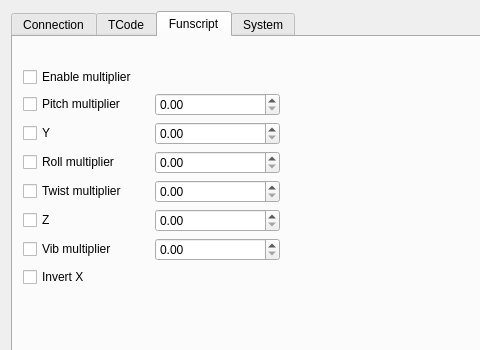
Before: the Qt Designer form src/settings.ui in jcfain/XTPlayer, drawn with Qt 5; both pictures show x 0 to 480 and y 0 to 350 of the 915 by 529 pixel window.
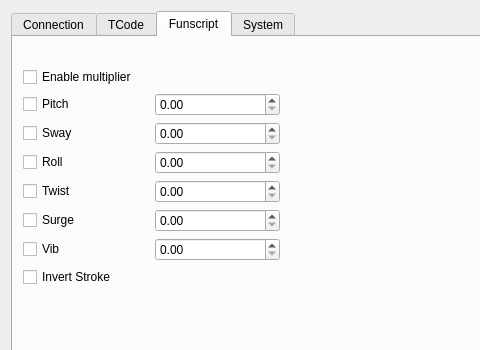
After: the same form once the commit is applied. The open tabs and pages were chosen to show the change. Icons and pictures are not drawn.

```diff
--- a/src/settings.ui
+++ b/src/settings.ui
@@ -291,7 +291,7 @@
         <item row="5" column="1">
          <widget class="QCheckBox" name="twistMultiplierCheckBox">
           <property name="text">
-           <string>Twist multiplier</string>
+           <string>Twist</string>
           </property>
          </widget>
         </item>
@@ -308,7 +308,7 @@
         <item row="2" column="1">
          <widget class="QCheckBox" name="xRollMultiplierCheckBox">
           <property name="text">
-           <string>Pitch multiplier</string>
+           <string>Pitch</string>
           </property>
          </widget>
         </item>
@@ -318,7 +318,7 @@
         <item row="10" column="1">
          <widget class="QCheckBox" name="invertFunscriptXCheckBox">
           <property name="text">
-           <string>Invert X</string>
+           <string>Invert Stroke</string>
           </property>
          </widget>
         </item>
@@ -338,28 +338,28 @@
         <item row="3" column="1">
          <widget class="QCheckBox" name="yMultiplierCheckBox">
           <property name="text">
-           <string>Y</string>
+           <string>Sway</string>
           </property>
          </widget>
         </item>
         <item row="6" column="1">
          <widget class="QCheckBox" name="zMultiplierCheckBox">
           <property name="text">
-           <string>Z</string>
+           <string>Surge</string>
           </property>
          </widget>
         </item>
         <item row="7" column="1">
          <widget class="QCheckBox" name="vibMultiplierCheckBox">
           <property name="text">
-           <string>Vib multiplier</string>
+           <string>Vib</string>
           </property>
          </widget>
         </item>
         <item row="4" column="1">
          <widget class="QCheckBox" name="yRollMultiplierCheckBox">
           <property name="text">
-           <string>Roll multiplier</string>
+           <string>Roll</string>
           </property>
          </widget>
         </item>
```
Left out of the diff: 12 changed lines with no effect on the pictures.
